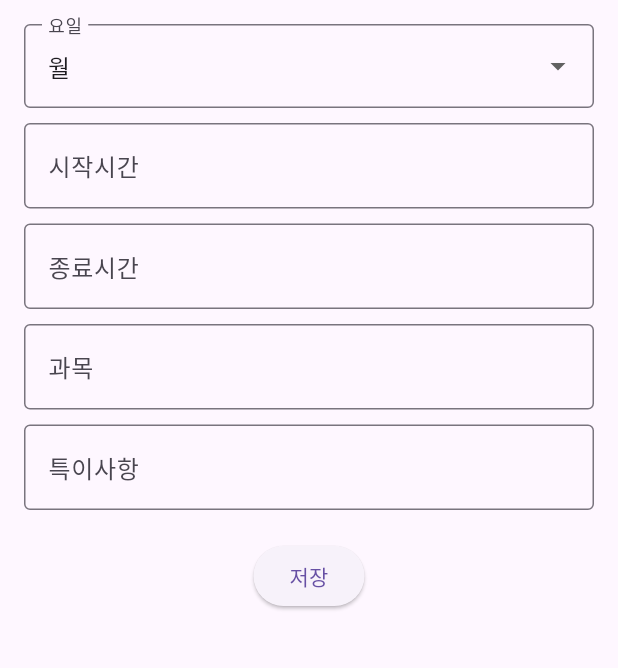
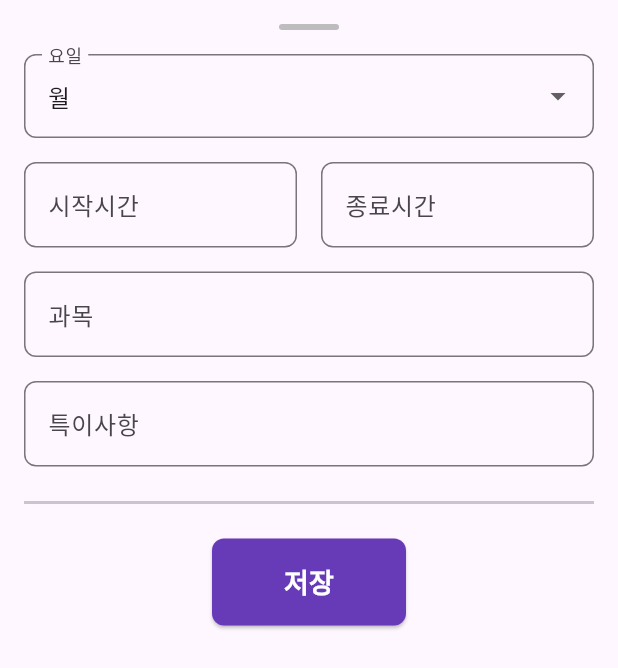
Before and after one commit to solardayz/time_table, a Flutter app: the AddScheduleBottomSheet widget shown alone on an empty page, opened directly, on a phone screen of 412 x 824 dp. Shown: the top 668 px of the screen. Run offline on Flutter 3.47's test engine with Material 3 defaults, Android fonts, the light colour scheme and no system bars.

Commit message:
feat: Enhance Bottom Sheet UI and Add Drag Handle
This commit introduces several UI enhancements to the `AddScheduleBottomSheet`, including a drag handle and improved layout.

-   **UI Enhancements**:
    - Added a drag handle to the top of the bottom sheet for better usability.
    - Adjusted the layout to include a `Row` for the start and end time fields, making them side-by-side.
    - Introduced `SizedBox` widgets to create more spacing between elements.
    - Updated the `TextField` widgets with rounded borders for a consistent look.
-   - Added a top bar (drag handle).
+   - Updated the `ElevatedButton` design to be more visually appealing with rounded borders.
+-    - Added `Divider` to emphasize the separation between input fields and save button.
+-    - Added `SizedBox` to more spacing between the save button and the end.
+-   - Added the background color to the save button and made it bold.
+-   - Changed the color of the button text to white.
 -    - Added a comment that the default selected day is now set to the first day in the global `days` list.

```diff
--- a/lib/main.dart
+++ b/lib/main.dart
@@ -267,8 +267,6 @@ class TimeTableItem extends StatelessWidget {
   }
 }
 
-/// 스케줄 추가용 Bottom Sheet (요일 선택 포함)
-/// 입력 후 "저장" 버튼을 누르면 해당 요일의 scheduleMap에 저장됩니다.
 class AddScheduleBottomSheet extends StatefulWidget {
   @override
   _AddScheduleBottomSheetState createState() => _AddScheduleBottomSheetState();
@@ -280,7 +278,7 @@ class _AddScheduleBottomSheetState extends State<AddScheduleBottomSheet> {
   final TextEditingController _subjectController = TextEditingController();
   final TextEditingController _noteController = TextEditingController();
 
-  // 기본 선택 요일은 days 리스트의 첫 번째
+  // 기본 선택 요일은 전역 days 리스트의 첫 번째
   String _selectedDay = days.first;
 
   @override
@@ -305,7 +303,17 @@ class _AddScheduleBottomSheetState extends State<AddScheduleBottomSheet> {
         child: Column(
           mainAxisSize: MainAxisSize.min,
           children: [
-            // 요일 선택 드롭다운
+            // 상단 드래그 핸들 (작은 회색 막대)
+            Container(
+              width: 40,
+              height: 4,
+              decoration: BoxDecoration(
+                color: Colors.grey[400],
+                borderRadius: BorderRadius.circular(2),
+              ),
+            ),
+            SizedBox(height: 16),
+            // 요일 선택 드롭다운 (원하는 경우 상단에 배치)
             DropdownButtonFormField<String>(
               value: _selectedDay,
               items: days.map((String day) {
@@ -321,51 +329,70 @@ class _AddScheduleBottomSheetState extends State<AddScheduleBottomSheet> {
               },
               decoration: InputDecoration(
                 labelText: '요일',
-                border: OutlineInputBorder(),
+                border: OutlineInputBorder(
+                  borderRadius: BorderRadius.circular(8),
                 ),
               ),
-            SizedBox(height: 10),
-            // 시작시간 입력
-            TextField(
+            ),
+            SizedBox(height: 16),
+            // 첫 번째 행: 시작시간과 종료시간 (나란히 배치)
+            Row(
+              children: [
+                Expanded(
+                  child: TextField(
                     controller: _startTimeController,
                     decoration: InputDecoration(
                       labelText: '시작시간',
                       hintText: '예: 08:40',
-                border: OutlineInputBorder(),
+                      border: OutlineInputBorder(
+                        borderRadius: BorderRadius.circular(8),
                       ),
                     ),
-            SizedBox(height: 10),
-            // 종료시간 입력
-            TextField(
+                  ),
+                ),
+                SizedBox(width: 16),
+                Expanded(
+                  child: TextField(
                     controller: _endTimeController,
                     decoration: InputDecoration(
                       labelText: '종료시간',
                       hintText: '예: 13:40',
-                border: OutlineInputBorder(),
+                      border: OutlineInputBorder(
+                        borderRadius: BorderRadius.circular(8),
                       ),
                     ),
-            SizedBox(height: 10),
-            // 과목 입력
+                  ),
+                ),
+              ],
+            ),
+            SizedBox(height: 16),
+            // 두 번째 행: 과목
             TextField(
               controller: _subjectController,
               decoration: InputDecoration(
                 labelText: '과목',
                 hintText: '예: 학교',
-                border: OutlineInputBorder(),
+                border: OutlineInputBorder(
+                  borderRadius: BorderRadius.circular(8),
                 ),
               ),
-            SizedBox(height: 10),
-            // 특이사항 입력
+            ),
+            SizedBox(height: 16),
+            // 세 번째 행: 특이사항
             TextField(
               controller: _noteController,
               decoration: InputDecoration(
                 labelText: '특이사항',
                 hintText: '예: 추가 메모',
-                border: OutlineInputBorder(),
+                border: OutlineInputBorder(
+                  borderRadius: BorderRadius.circular(8),
                 ),
               ),
-            SizedBox(height: 20),
-            // 저장 버튼: 입력한 스케줄을 선택한 요일의 scheduleMap에 저장
+            ),
+            SizedBox(height: 16),
+            Divider(thickness: 2),
+            SizedBox(height: 16),
+            // 저장 버튼
             ElevatedButton(
               onPressed: () {
                 final newSchedule = ScheduleData(
@@ -381,9 +408,19 @@ class _AddScheduleBottomSheetState extends State<AddScheduleBottomSheet> {
                 }
                 Navigator.of(context).pop();
               },
-              child: Text('저장'),
+              style: ElevatedButton.styleFrom(
+                backgroundColor: Colors.deepPurple,
+                padding: EdgeInsets.symmetric(horizontal: 48, vertical: 16),
+                shape: RoundedRectangleBorder(
+                  borderRadius: BorderRadius.circular(8),
                 ),
-            SizedBox(height: 20),
+              ),
+              child: Text(
+                '저장',
+                style: TextStyle(fontSize: 18, fontWeight: FontWeight.bold,color: Colors.white),
+              ),
+            ),
+            SizedBox(height: 16),
           ],
         ),
       ),
```
Lines whose indentation alone changed are shown as unchanged.
